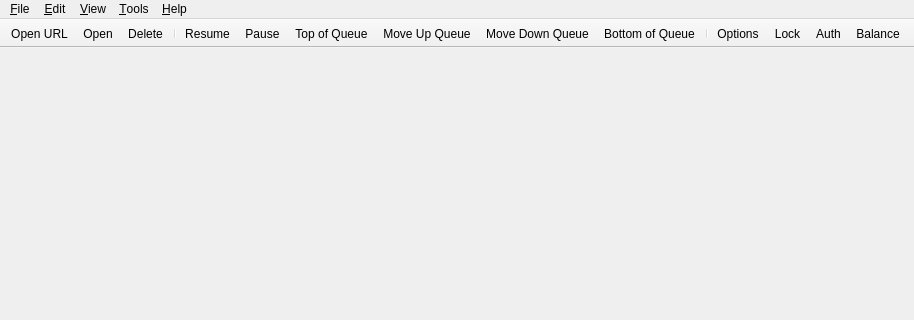
This is src/gui/mainwindow.ui in amazon-biobank/Torrente as Qt 5 draws it before an edit; both pictures show x 0 to 914 and y 0 to 320 of the 914 by 563 pixel window. The edited form follows.
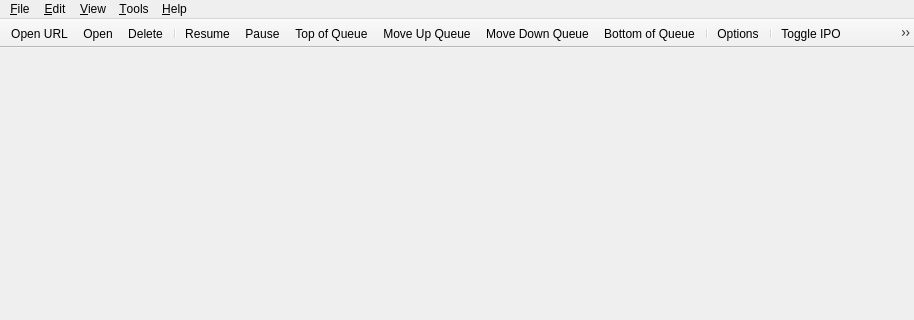
This is the edited form.

Commit message: add: ipo vision toggle icons to main window

```diff
--- a/src/gui/mainwindow.ui
+++ b/src/gui/mainwindow.ui
@@ -161,6 +161,9 @@
    <addaction name="actionBottomQueuePos"/>
    <addaction name="separator"/>
    <addaction name="actionOptions"/>
+   <addaction name="separator"/>
+   <addaction name="actionToggleIPO"/>
+   <addaction name="actionToggleTorrentList"/>
    <addaction name="actionLock"/>
    <addaction name="actionAuth"/>
    <addaction name="actionBalance"/>
@@ -184,6 +187,16 @@
     <string>&amp;Options...</string>
    </property>
   </action>
+  <action name="actionToggleIPO">
+   <property name="text">
+    <string>&amp;Toggle IPO</string>
+   </property>
+  </action>
+  <action name="actionToggleTorrentList">
+   <property name="text">
+    <string>&amp;Toggle Torrent List</string>
+   </property>
+  </action>
   <action name="actionAbout">
    <property name="text">
     <string>&amp;About</string>
```
Left out of the diff: 3 changed lines with no effect on the pictures. The commit also changes 4 other files.
